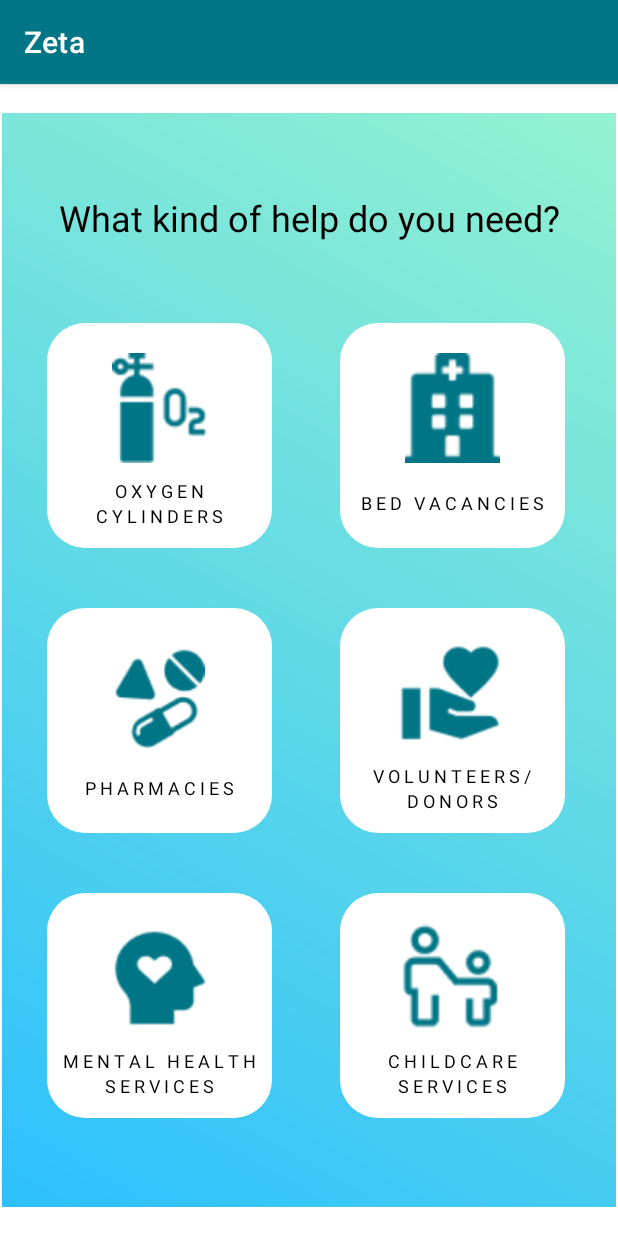
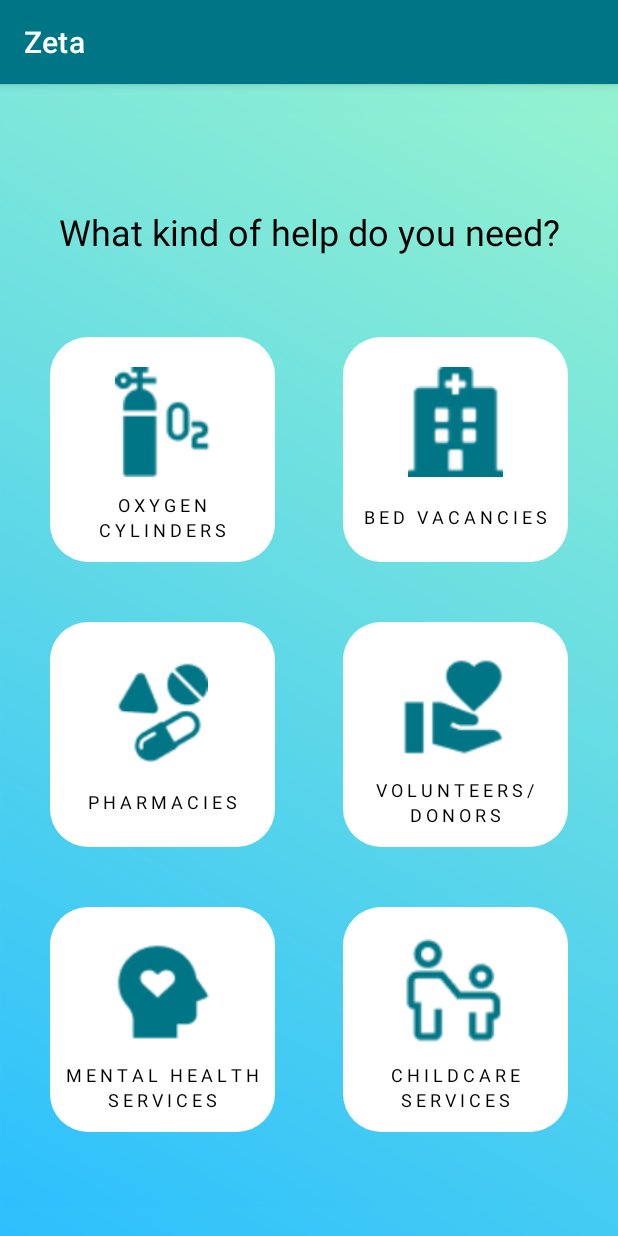
Before and after one commit to rishita2605/Zeta, an Android app: the Services screen opened directly, with no data from a screen before it, on a phone screen of 412 x 824 dp. Run offline under Robolectric (Android 15) with nearby library versions, the phone set to English and light mode, and no system bars; Roboto replaces fonts that are not available here.

Commit message:
services-center

```diff
--- a/Zeta/app/src/main/res/layout/activity_services.xml
+++ b/Zeta/app/src/main/res/layout/activity_services.xml
@@ -4,23 +4,24 @@
     xmlns:tools="http://schemas.android.com/tools"
     android:layout_width="match_parent"
     android:layout_height="match_parent"
+    android:background="@drawable/gradient"
     tools:context=".Services">
 
     <LinearLayout
         android:layout_width="409dp"
         android:layout_height="729dp"
+        android:background="@drawable/gradient"
+        android:gravity="center"
         android:orientation="vertical"
         app:layout_constraintBottom_toBottomOf="parent"
         app:layout_constraintEnd_toEndOf="parent"
         app:layout_constraintStart_toStartOf="parent"
-        app:layout_constraintTop_toTopOf="parent"
-        android:background="@drawable/gradient">
+        app:layout_constraintTop_toTopOf="parent">
 
         <TextView
             android:id="@+id/textView13"
             android:layout_width="match_parent"
             android:layout_height="60sp"
-            android:layout_marginTop="40sp"
             android:fontFamily="@font/reem_kufi"
             android:gravity="center"
             android:text="What kind of help do you need?"
@@ -30,11 +31,8 @@
         <LinearLayout
             android:layout_width="match_parent"
             android:layout_height="150sp"
-            android:layout_marginStart="30sp"
-            android:layout_marginLeft="30sp"
             android:layout_marginTop="40sp"
-            android:layout_marginEnd="30sp"
-            android:layout_marginRight="30sp"
+            android:gravity="center"
             android:orientation="horizontal">
 
             <LinearLayout
@@ -106,11 +104,8 @@
         <LinearLayout
             android:layout_width="match_parent"
             android:layout_height="150sp"
-            android:layout_marginStart="30sp"
-            android:layout_marginLeft="30sp"
             android:layout_marginTop="40sp"
-            android:layout_marginEnd="30sp"
-            android:layout_marginRight="30sp"
+            android:gravity="center"
             android:orientation="horizontal">
 
             <LinearLayout
@@ -180,11 +175,8 @@
         <LinearLayout
             android:layout_width="match_parent"
             android:layout_height="150sp"
-            android:layout_marginStart="30sp"
-            android:layout_marginLeft="30sp"
             android:layout_marginTop="40sp"
-            android:layout_marginEnd="30sp"
-            android:layout_marginRight="30sp"
+            android:gravity="center"
             android:orientation="horizontal">
 
             <LinearLayout
```
Also changed, not shown: 54 other files.
